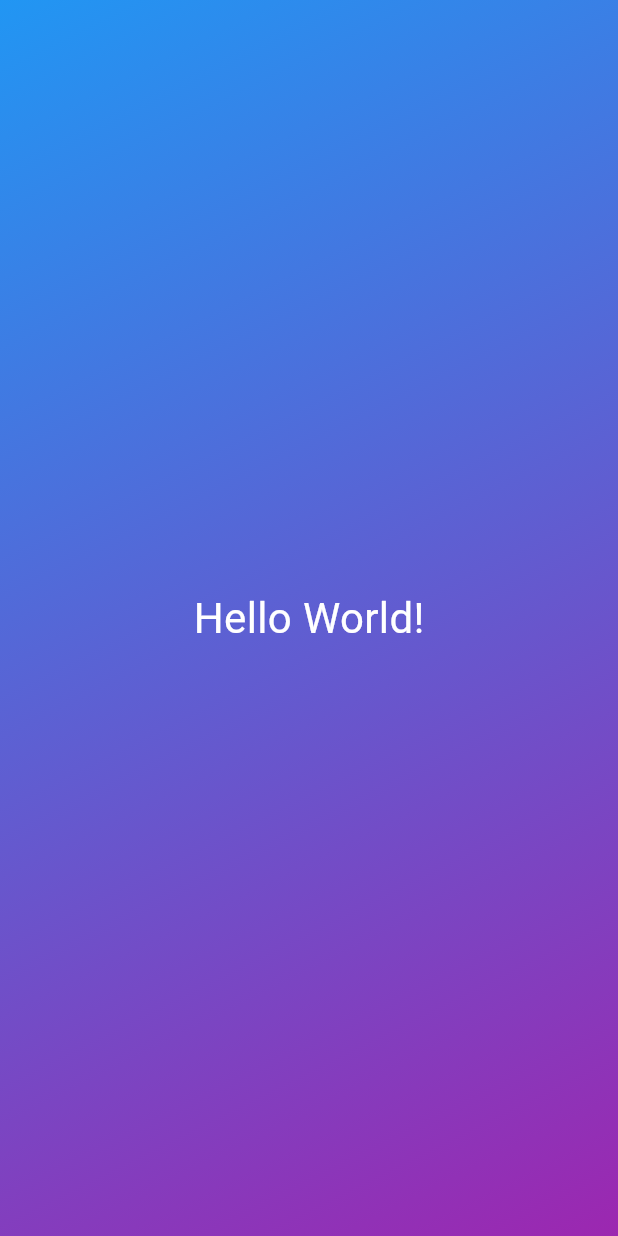
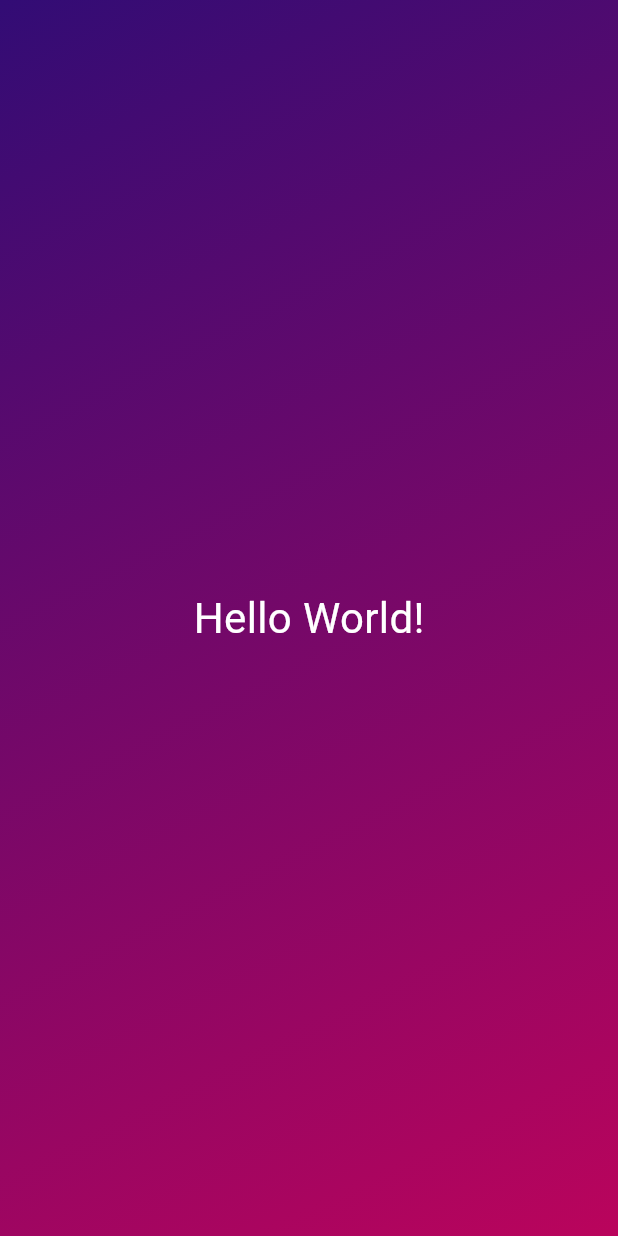
Before and after one commit to Ash-nep/rolldice, a Flutter app: the screen it shows after launch, on a phone screen of 412 x 824 dp. Run offline on Flutter 3.47's test engine with Material 3 defaults, Android fonts, the phone set to English and light mode, and no system bars.

Commit message:
named parameters

```diff
--- a/lib/gradient_container.dart
+++ b/lib/gradient_container.dart
@@ -5,6 +5,28 @@ const startAlignment = Alignment.topLeft;
 const endAlignment = Alignment.bottomRight;
 
 class GradientContainer extends StatelessWidget {
+    const GradientContainer(this.color1, this.color2, {super.key});
+
+  final Color color1;
+  final Color color2;
+    @override
+    Widget build(context) {
+      return Container(
+          decoration:  BoxDecoration(
+            gradient: LinearGradient(
+              colors: [color1,color2],
+              begin: startAlignment,
+              end: endAlignment,
+            ),
+          ),
+          child: Center(
+            child: StyledText('Hello World!'),
+              ),
+      );
+    }
+}
+
+/*class GradientContainer extends StatelessWidget {
     const GradientContainer({super.key, required this.colors});
 
   final List<Color>colors;
@@ -23,4 +45,4 @@ class GradientContainer extends StatelessWidget {
               ),
       );
     }
-}
+}*/
```
Also changed, not shown: lib/main.dart (+2 -6 lines).
